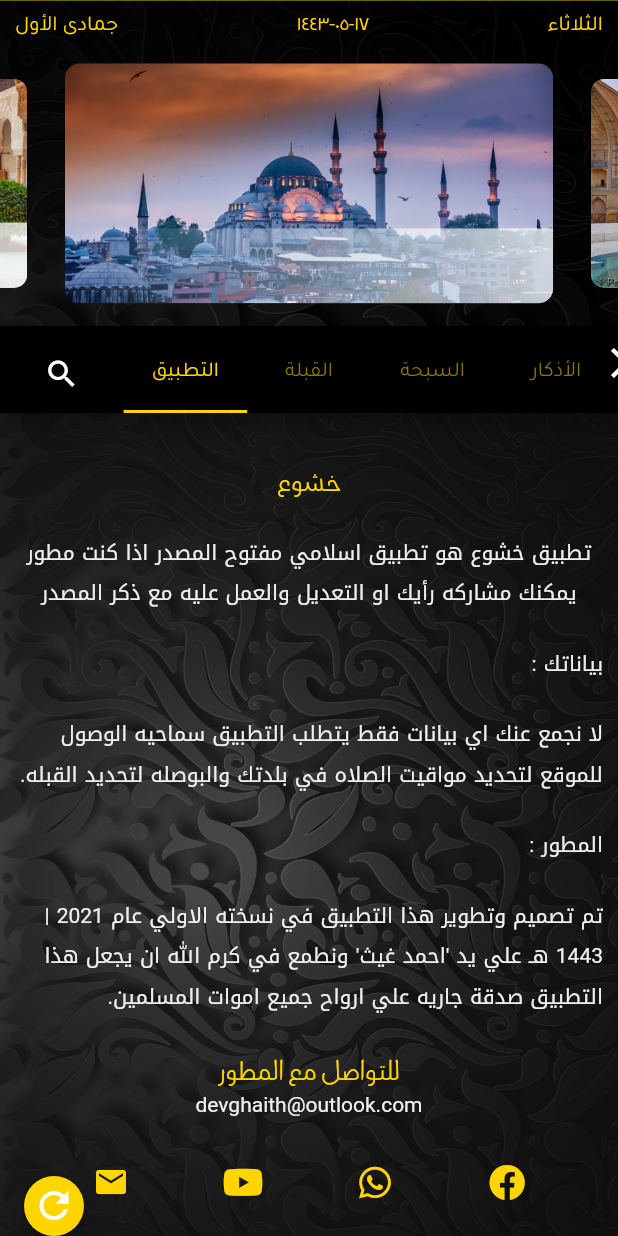
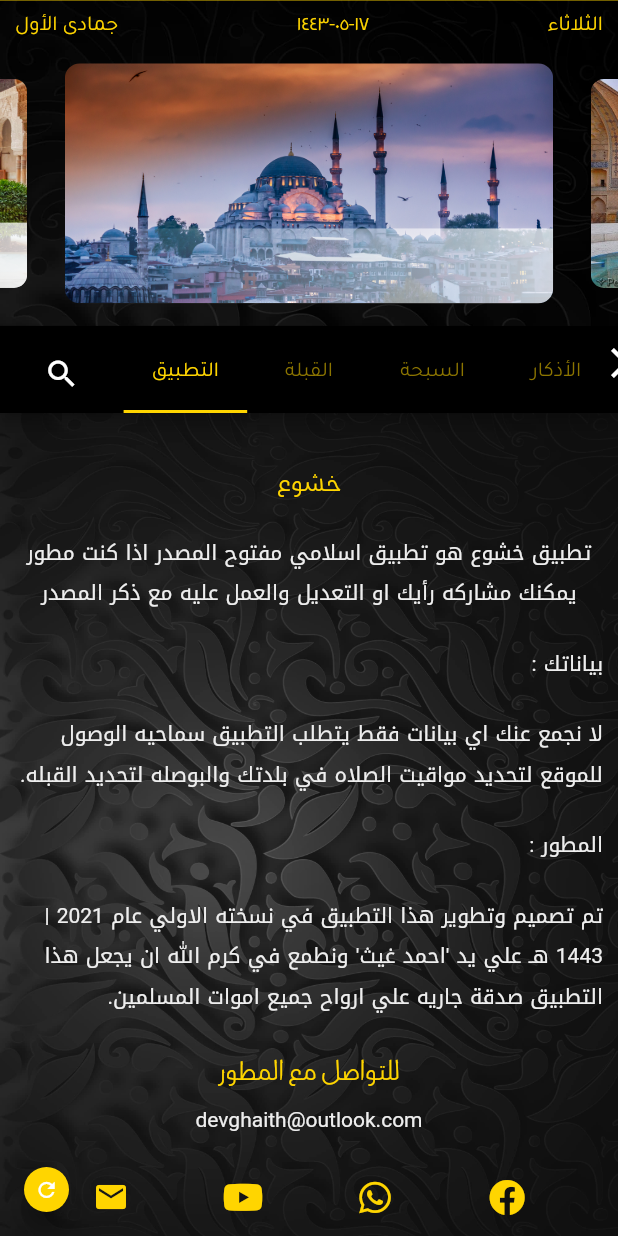
Before and after one commit to Ahmed0Ghaith/khushoo3-Flutter, a Flutter app: the screen it shows after launch, tab 4 chosen, after a tap on the "email" icon, on a phone screen of 412 x 824 dp. Run offline on Flutter 3.47's test engine with Material 2 defaults, Android fonts, the phone set to English and light mode, and no system bars; drawn by our look-alikes of carousel_slider; our stand-ins replace bloc, dio, firebase_core, firebase_messaging, flutter_bloc, fluttertoast and 6 more; missing offline and left inert: flutter_qiblah, flutter_vibrate; accounts and stored records are empty.

Commit message:
prepare notification

```diff
--- a/lib/view/modules/privacy.dart
+++ b/lib/view/modules/privacy.dart
@@ -54,6 +54,7 @@ class privacy extends StatelessWidget {
               SizedBox(height: 20,),
               Text("للتواصل مع المطور"
                 , style: Azkarstyle(), textAlign: TextAlign.center,),
+              SizedBox(height: 10,),
               Text("devghaith@outlook.com"
                 , style: LightText(), textAlign: TextAlign.center,),
 
--- a/lib/view/pages/home_page.dart
+++ b/lib/view/pages/home_page.dart
@@ -14,6 +14,8 @@ import 'package:khushoo3/view/shared/themes.dart';
 
 
 class HomePage extends StatelessWidget {
+
+
   List<Map> Model = [];
   HomePageVM? VM ;
   @override
@@ -58,9 +60,10 @@ class HomePage extends StatelessWidget {
             ),
           ),
           child: slider()),
-     floatingActionButton: VM!.isload ?  CircularProgressIndicator(strokeWidth: 7,):  Container(
-    height: 40.0,
-    width: 40.0,
+     floatingActionButton: VM!.isload ? Container(height: 30, width: 30, child: CircularProgressIndicator()):
+      Container(
+    height: 30.0,
+    width: 30.0,
     child: FittedBox(
     child: FloatingActionButton(
 
@@ -70,9 +73,9 @@ class HomePage extends StatelessWidget {
         VM!.getTodayData();
         },
         backgroundColor: Golden,
-        child: const Icon(Icons.refresh, size:40,color: Colors.white,),
+        child: const Icon(Icons.refresh, size:30,color: Colors.white,),
     ),) ),
-      floatingActionButtonLocation: FloatingActionButtonLocation.startDocked,
+      floatingActionButtonLocation: FloatingActionButtonLocation.startFloat,
 
     );
   }
@@ -96,4 +99,5 @@ class HomePage extends StatelessWidget {
       ],
     );
   }
+
 }
--- a/lib/view_model/communication.dart
+++ b/lib/view_model/communication.dart
@@ -62,7 +62,7 @@ class communication extends Cubit<BaseStates>
   // Email
   void openEmail() async{
     String ProtocolUrl = "mailto:<devghaith@outlook.com>";
-    String fallbackUrl = "https://www.facebook.com/AhmedGhaithFB";
+    String fallbackUrl = "mailto:devghaith@outlook.com";
     try {
       bool launched = await launch(ProtocolUrl, forceSafariVC: false);
       print("launching..."+ProtocolUrl);
--- a/lib/view_model/home_page_VM.dart
+++ b/lib/view_model/home_page_VM.dart
@@ -120,7 +120,8 @@ await createDatabase();
    emit(DeniedGeoLocatorPermission(""));
     }
     }
-void deleteDatabase()
+  //DeleteDataBase
+  void deleteDatabase()
 {
   isload=true;
   if (_database==null)
```
Also changed, not shown: pubspec.lock, 9 other files.
